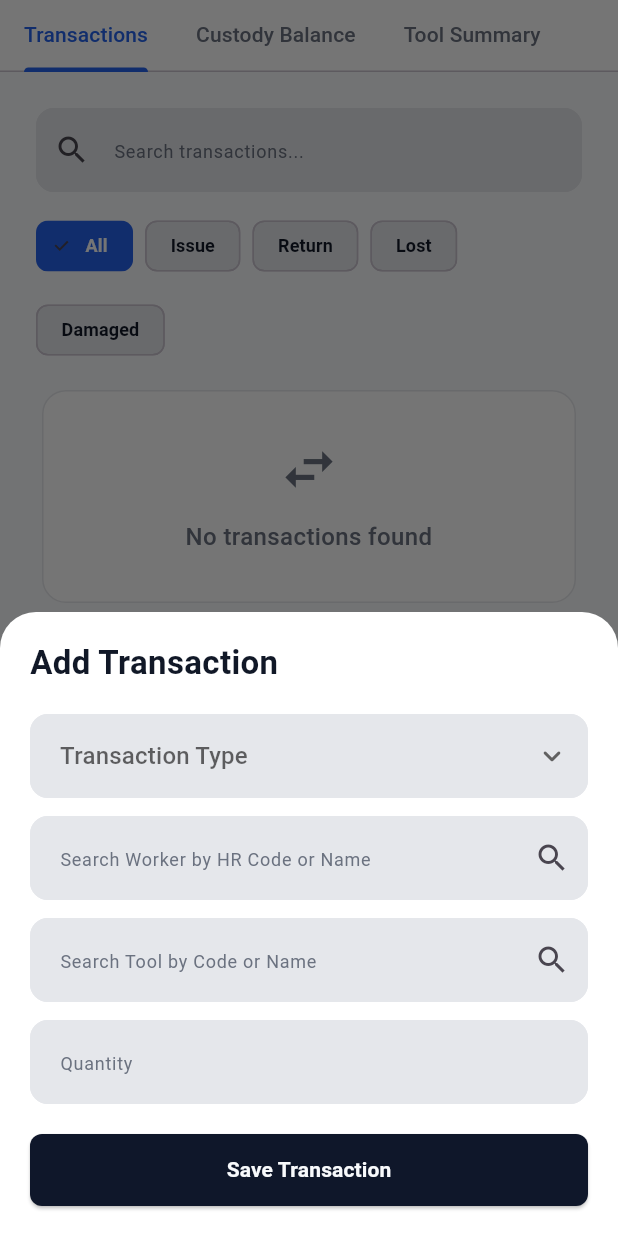
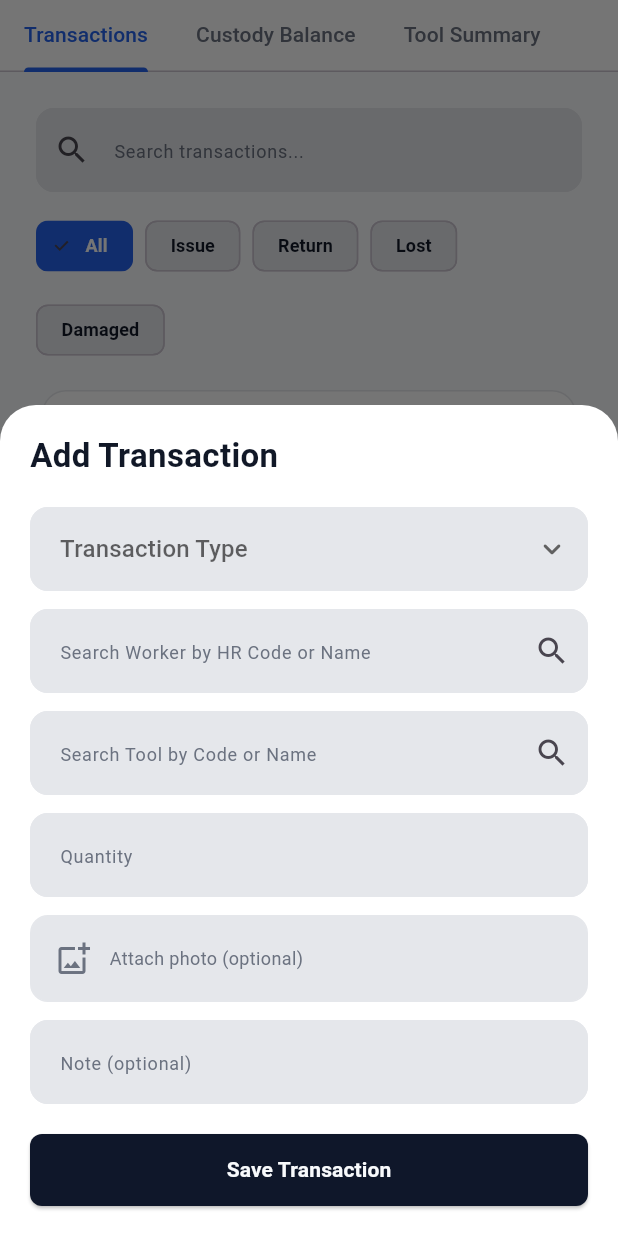
Before and after one commit to KingNarmar/mina_system, a Flutter app: the _TransactionsView screen opened directly, after a tap on the "add" icon, on a phone screen of 412 x 824 dp. Run offline on Flutter 3.47's test engine with Material 3 defaults, Android fonts, the phone set to English and light mode, and no system bars; our stand-ins replace device_preview, file_picker, flutter_bloc, gap, go_router.

Commit message:
Add transaction image preview and details dialog

```diff
--- a/lib/features/dashboard/presentation/widgets/recent_transactions_card.dart
+++ b/lib/features/dashboard/presentation/widgets/recent_transactions_card.dart
@@ -89,7 +89,7 @@ class _RecentTransactionItem extends StatelessWidget {
                 ),
                 const SizedBox(height: 2),
                 Text(
-                  '$typeLabel • ${transaction.toolName} • ${transaction.quantity} ${transaction.unit}',
+                  '$typeLabel • ${transaction.toolName} • ${transaction.quantity} ${transaction.unit}${_getProofSuffix()}',
                   style: AppTextStyles.caption,
                   maxLines: 1,
                   overflow: TextOverflow.ellipsis,
@@ -107,4 +107,27 @@ class _RecentTransactionItem extends StatelessWidget {
       ),
     );
   }
+
+  String _getProofSuffix() {
+    final hasImage =
+        transaction.imagePath != null &&
+        transaction.imagePath!.trim().isNotEmpty;
+
+    final hasNote =
+        transaction.note != null && transaction.note!.trim().isNotEmpty;
+
+    if (hasImage && hasNote) {
+      return ' • Photo + Note';
+    }
+
+    if (hasImage) {
+      return ' • Photo';
+    }
+
+    if (hasNote) {
+      return ' • Note';
+    }
+
+    return '';
+  }
 }
--- a/lib/features/transactions/data/models/transaction_model.dart
+++ b/lib/features/transactions/data/models/transaction_model.dart
@@ -11,6 +11,8 @@ class TransactionModel {
     required this.unit,
     required this.quantity,
     required this.dateTime,
+    this.imagePath,
+    this.note,
   });
 
   final String transactionCode;
@@ -22,6 +24,8 @@ class TransactionModel {
   final String unit;
   final double quantity;
   final DateTime dateTime;
+  final String? imagePath;
+  final String? note;
 
   bool get isIssue => type == TransactionType.issue;
   bool get isReturn => type == TransactionType.returnTool;
@@ -40,6 +44,8 @@ class TransactionModel {
     String? unit,
     double? quantity,
     DateTime? dateTime,
+    String? imagePath,
+    String? note,
   }) {
     return TransactionModel(
       transactionCode: transactionCode ?? this.transactionCode,
@@ -51,6 +57,8 @@ class TransactionModel {
       unit: unit ?? this.unit,
       quantity: quantity ?? this.quantity,
       dateTime: dateTime ?? this.dateTime,
+      imagePath: imagePath ?? this.imagePath,
+      note: note ?? this.note,
     );
   }
 }
--- a/lib/features/transactions/presentation/widgets/card/transaction_card.dart
+++ b/lib/features/transactions/presentation/widgets/card/transaction_card.dart
@@ -5,7 +5,7 @@ import 'package:mina_system/features/transactions/data/models/transaction_model.
 import 'package:mina_system/features/transactions/presentation/functions/format_transaction_date.dart';
 import 'package:mina_system/features/transactions/presentation/functions/transaction_type_helpers.dart';
 import 'package:mina_system/features/transactions/presentation/widgets/card/transaction_info_row.dart';
-
+import 'package:mina_system/features/transactions/presentation/functions/show_transaction_details.dart';
 class TransactionCard extends StatelessWidget {
   const TransactionCard({super.key, required this.transaction});
 
@@ -16,7 +16,11 @@ class TransactionCard extends StatelessWidget {
     final typeLabel = getTransactionTypeLabel(transaction.type);
     final typeColor = getTransactionTypeColor(transaction.type);
 
-    return Card(
+    return InkWell(
+       borderRadius: BorderRadius.circular(16),
+  onTap: () {
+    showTransactionDetails(context, transaction);},
+      child: Card(
         elevation: 0,
         color: AppColors.card,
         shape: RoundedRectangleBorder(
@@ -80,7 +84,13 @@ class TransactionCard extends StatelessWidget {
                 label: 'Date',
                 value: formatTransactionDate(transaction.dateTime),
               ),
+              if (transaction.imagePath != null &&
+                  transaction.imagePath!.trim().isNotEmpty)
+                const TransactionInfoRow(label: 'Photo', value: 'Attached'),
+              if (transaction.note != null && transaction.note!.trim().isNotEmpty)
+                TransactionInfoRow(label: 'Note', value: transaction.note!),
             ],
+          ),
         ),
       ),
     );
--- a/lib/features/transactions/presentation/widgets/form/add_transaction_form.dart
+++ b/lib/features/transactions/presentation/widgets/form/add_transaction_form.dart
@@ -12,6 +12,7 @@ import 'package:mina_system/features/transactions/presentation/cubit/transaction
 import 'package:mina_system/features/transactions/presentation/functions/transaction_form_helpers.dart';
 import 'package:mina_system/features/transactions/presentation/functions/transaction_form_validators.dart';
 import 'package:mina_system/features/transactions/presentation/functions/transaction_type_helpers.dart';
+import 'package:mina_system/features/transactions/presentation/widgets/form/transaction_image_picker_field.dart';
 import 'package:mina_system/features/workers/data/models/worker_model.dart';
 import 'package:mina_system/features/workers/presentation/cubit/workers_cubit.dart';
 
@@ -27,14 +28,25 @@ class AddTransactionForm extends StatefulWidget {
 class _AddTransactionFormState extends State<AddTransactionForm> {
   final _formKey = GlobalKey<FormState>();
   final _quantityController = TextEditingController();
+  final _noteController = TextEditingController();
 
   String? _selectedType;
   WorkerModel? _selectedWorker;
   ToolModel? _selectedTool;
+  String? _selectedImagePath;
+
+  bool get _isIssueSelected {
+    if (_selectedType == null) {
+      return false;
+    }
+
+    return getTransactionTypeFromLabel(_selectedType!) == TransactionType.issue;
+  }
 
   @override
   void dispose() {
     _quantityController.dispose();
+    _noteController.dispose();
     super.dispose();
   }
 
@@ -126,6 +138,21 @@ class _AddTransactionFormState extends State<AddTransactionForm> {
                   );
                 },
               ),
+              const SizedBox(height: 12),
+              TransactionImagePickerField(
+                imagePath: _selectedImagePath,
+                isRequired: _isIssueSelected,
+                onImageSelected: (imagePath) {
+                  setState(() {
+                    _selectedImagePath = imagePath;
+                  });
+                },
+              ),
+              const SizedBox(height: 12),
+              CustomTextFormField(
+                hint: 'Note (optional)',
+                controller: _noteController,
+              ),
               const SizedBox(height: 20),
               MainButton(text: 'Save Transaction', onPressed: _onSavePressed),
             ],
@@ -167,6 +194,8 @@ class _AddTransactionFormState extends State<AddTransactionForm> {
     final selectedWorker = _selectedWorker!;
     final selectedTool = _selectedTool!;
 
+    final cleanNote = _noteController.text.trim();
+
     final transaction = TransactionModel(
       transactionCode: context
           .read<TransactionsCubit>()
@@ -179,6 +208,8 @@ class _AddTransactionFormState extends State<AddTransactionForm> {
       unit: selectedTool.unit,
       quantity: double.parse(_quantityController.text.trim()),
       dateTime: DateTime.now(),
+      imagePath: _selectedImagePath,
+      note: cleanNote.isEmpty ? null : cleanNote,
     );
 
     widget.onSave(transaction);
--- /dev/null
+++ b/lib/features/transactions/presentation/widgets/form/transaction_image_picker_field.dart
@@ -0,0 +1,117 @@
+import 'package:file_picker/file_picker.dart';
+import 'package:flutter/material.dart';
+import 'package:mina_system/core/theme/app_colors.dart';
+import 'package:mina_system/core/theme/app_text_styles.dart';
+
+class TransactionImagePickerField extends StatelessWidget {
+  const TransactionImagePickerField({
+    super.key,
+    required this.imagePath,
+    required this.isRequired,
+    required this.onImageSelected,
+  });
+
+  final String? imagePath;
+  final bool isRequired;
+  final ValueChanged<String> onImageSelected;
+
+  @override
+  Widget build(BuildContext context) {
+    return FormField<String>(
+      validator: (_) {
+        if (isRequired && (imagePath == null || imagePath!.trim().isEmpty)) {
+          return 'Image is required for issue transactions';
+        }
+
+        return null;
+      },
+      builder: (fieldState) {
+        final hasImage = imagePath != null && imagePath!.trim().isNotEmpty;
+
+        return Column(
+          crossAxisAlignment: CrossAxisAlignment.start,
+          children: [
+            InkWell(
+              borderRadius: BorderRadius.circular(12),
+              onTap: () async {
+                final result = await FilePicker.pickFiles(
+                  type: FileType.custom,
+                  allowedExtensions: ['jpg', 'jpeg', 'png', 'webp'],
+                  allowMultiple: false,
+                );
+
+                if (result == null || result.files.isEmpty) {
+                  return;
+                }
+
+                final file = result.files.single;
+                final selectedPath = file.path ?? file.name;
+
+                onImageSelected(selectedPath);
+                fieldState.didChange(selectedPath);
+              },
+              child: Container(
+                width: double.infinity,
+                padding: const EdgeInsets.all(16),
+                decoration: BoxDecoration(
+                  color: AppColors.border,
+                  borderRadius: BorderRadius.circular(12),
+                  border: Border.all(
+                    color: fieldState.hasError
+                        ? AppColors.error
+                        : AppColors.border,
+                  ),
+                ),
+                child: Row(
+                  children: [
+                    Icon(
+                      hasImage
+                          ? Icons.image_outlined
+                          : Icons.add_photo_alternate_outlined,
+                      color: hasImage
+                          ? AppColors.accent
+                          : AppColors.textSecondary,
+                    ),
+                    const SizedBox(width: 12),
+                    Expanded(
+                      child: Text(
+                        hasImage
+                            ? _getFileName(imagePath!)
+                            : isRequired
+                            ? 'Attach issue photo *'
+                            : 'Attach photo (optional)',
+                        style: AppTextStyles.caption.copyWith(
+                          color: hasImage
+                              ? AppColors.textPrimary
+                              : AppColors.textSecondary,
+                          fontWeight: hasImage
+                              ? FontWeight.w600
+                              : FontWeight.w400,
+                        ),
+                        maxLines: 1,
+                        overflow: TextOverflow.ellipsis,
+                      ),
+                    ),
+                  ],
+                ),
+              ),
+            ),
+            if (fieldState.hasError)
+              Padding(
+                padding: const EdgeInsets.only(top: 6, left: 12),
+                child: Text(
+                  fieldState.errorText!,
+                  style: AppTextStyles.caption.copyWith(color: AppColors.error),
+                ),
+              ),
+          ],
+        );
+      },
+    );
+  }
+
+  String _getFileName(String path) {
+    final normalizedPath = path.replaceAll('\\', '/');
+    return normalizedPath.split('/').last;
+  }
+}
--- a/lib/features/transactions/presentation/widgets/table/transactions_table_header.dart
+++ b/lib/features/transactions/presentation/widgets/table/transactions_table_header.dart
@@ -15,6 +15,7 @@ class TransactionsTableHeader extends StatelessWidget {
           TransactionsTableHeaderCell(title: 'Worker', flex: 3),
           TransactionsTableHeaderCell(title: 'Tool', flex: 3),
           TransactionsTableHeaderCell(title: 'Qty', flex: 1),
+          TransactionsTableHeaderCell(title: 'Proof', flex: 1),
           TransactionsTableHeaderCell(title: 'Date', flex: 2),
         ],
       ),
--- a/pubspec.yaml
+++ b/pubspec.yaml
@@ -38,6 +38,7 @@ dependencies:
   go_router: ^17.2.2
   gap: ^3.0.1
   flutter_bloc: ^9.1.1
+  file_picker: ^11.0.2
 
 dev_dependencies:
   flutter_test:
```
Also changed, not shown: lib/features/transactions/presentation/functions/show_transaction_details.dart (added, +247 -0 lines), lib/features/transactions/presentation/functions/show_transaction_image_preview.dart (added, +78 -0 lines), lib/features/transactions/presentation/widgets/table/transactions_table_row.dart (+109 -3 lines), pubspec.lock, 1 other file. Lines whose indentation alone changed are shown as unchanged.
